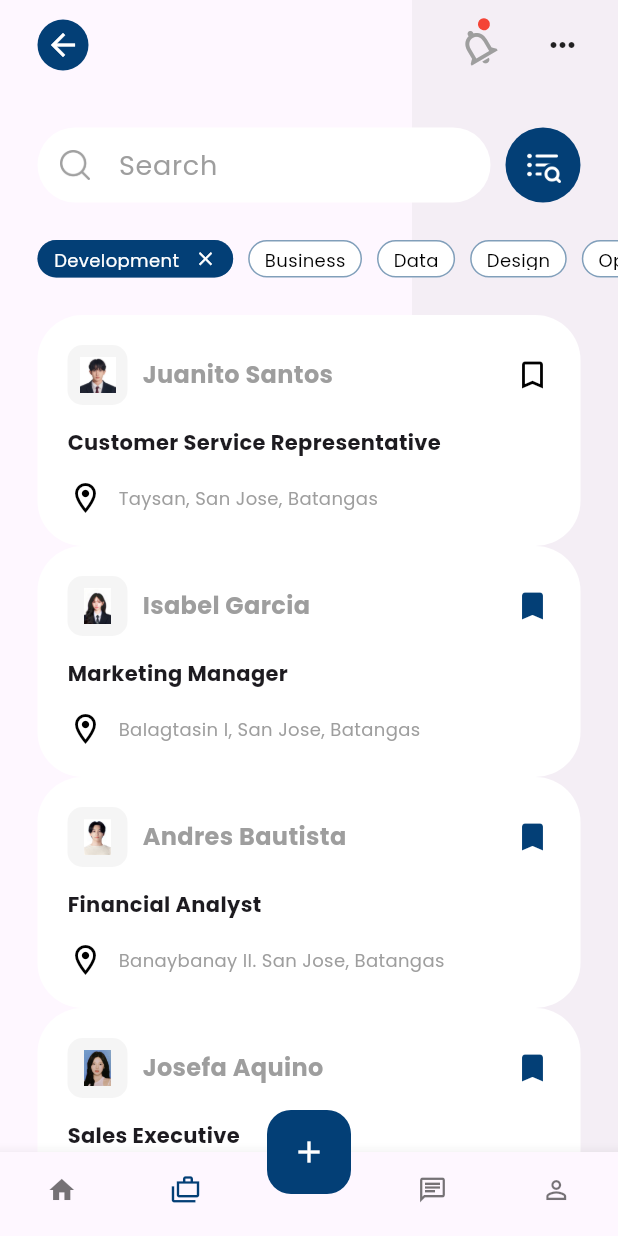
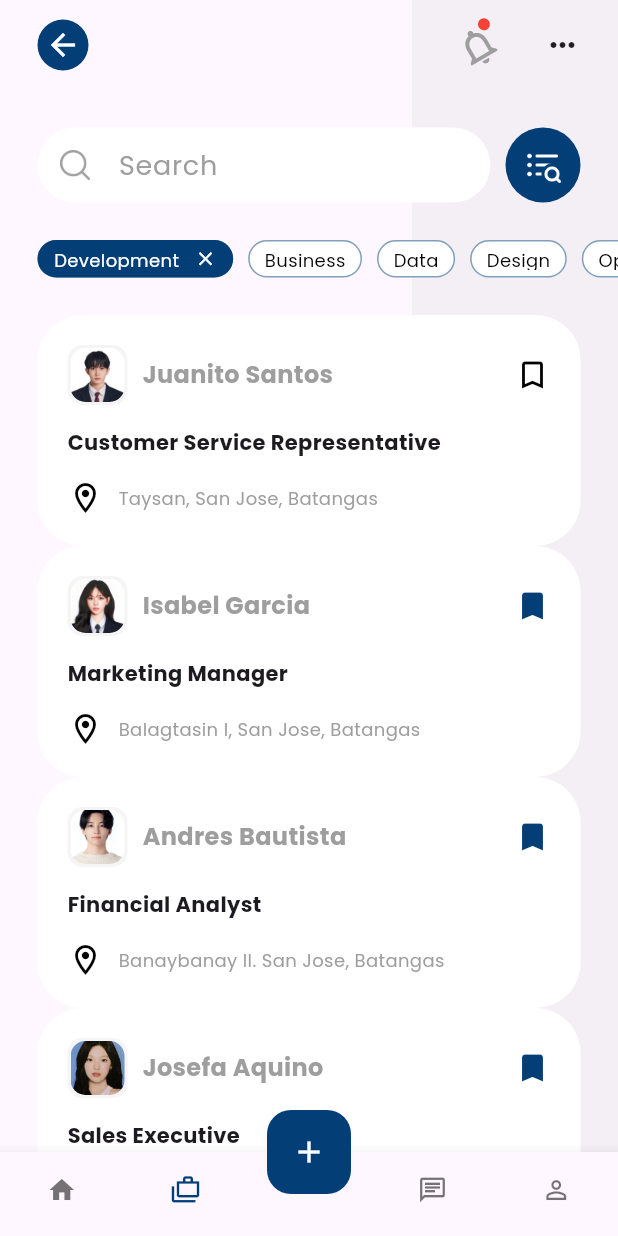
Before and after one commit to LDimaano/Trabahadoor_MobileApp, a Flutter app: the screen it shows after launch, item 2 of the bottom bar chosen, on a phone screen of 412 x 824 dp. Run offline on Flutter 3.47's test engine with Material 3 defaults, Android fonts, the phone set to English and light mode, and no system bars; our stand-ins replace google_fonts; missing offline and left inert: custom_clippers.

Commit message:
fix emp side

```diff
--- a/trabahadoor/lib/screens/employer_side/widgets/jobseeker_item.dart
+++ b/trabahadoor/lib/screens/employer_side/widgets/jobseeker_item.dart
@@ -25,12 +25,18 @@ class JobItem extends StatelessWidget {
                   Container(
                     height: 40,
                     width: 40,
-                    padding: const EdgeInsets.all(8),
+                    padding: const EdgeInsets.all(2),
                     decoration: BoxDecoration(
                       borderRadius: BorderRadius.circular(10),
                       color: Colors.grey.withOpacity(0.1),
                     ),
-                    child: Image.asset(job.logoUrl),
+                    child: ClipRRect(
+                      borderRadius: BorderRadius.circular(10),
+                      child: Image.asset(
+                        job.logoUrl,
+                        fit: BoxFit.cover,
+                      ),
+                    ),
                   ),
                   const SizedBox(
                     width: 10,
--- a/trabahadoor/lib/screens/employer_side/widgets/jobseeker_list.dart
+++ b/trabahadoor/lib/screens/employer_side/widgets/jobseeker_list.dart
@@ -22,7 +22,7 @@ class JobList extends StatelessWidget {
                     backgroundColor: Colors.transparent,
                     isScrollControlled: true,
                     context: context,
-                    builder: (context) => JobDetail(jobList[index]));
+                    builder: (context) => JobDetailemp(jobList[index]));
               },
               child: JobItem(jobList[index])),
           separatorBuilder: (_, index) => const SizedBox(
--- a/trabahadoor/lib/screens/search_empside/widgets/search_item_emp.dart
+++ b/trabahadoor/lib/screens/search_empside/widgets/search_item_emp.dart
@@ -26,12 +26,18 @@ class JobItem extends StatelessWidget {
                   Container(
                     height: 40,
                     width: 40,
-                    padding: const EdgeInsets.all(8),
+                    padding: const EdgeInsets.all(2),
                     decoration: BoxDecoration(
                       borderRadius: BorderRadius.circular(10),
                       color: Colors.grey.withOpacity(0.1),
                     ),
-                    child: Image.asset(job.logoUrl),
+                    child: ClipRRect(
+                      borderRadius: BorderRadius.circular(10),
+                      child: Image.asset(
+                        job.logoUrl,
+                        fit: BoxFit.cover,
+                      ),
+                    ),
                   ),
                   const SizedBox(
                     width: 10,
--- a/trabahadoor/lib/screens/search_empside/widgets/search_list_emp.dart
+++ b/trabahadoor/lib/screens/search_empside/widgets/search_list_emp.dart
@@ -25,7 +25,7 @@ class SearchList extends StatelessWidget {
                     backgroundColor: Colors.transparent,
                     isScrollControlled: true,
                     context: context,
-                    builder: (context) => JobDetail(jobList[index]));
+                    builder: (context) => JobDetailemp(jobList[index]));
               },
               child: JobItem(jobList[index])),
           separatorBuilder: (_, index) => const SizedBox(
```
Also changed, not shown: trabahadoor/lib/screens/employer_side/widgets/jobseeker_detail.dart (+17 -9 lines), trabahadoor/lib/screens/search_empside/widgets/search_detail_emp.dart (+76 -11 lines).
